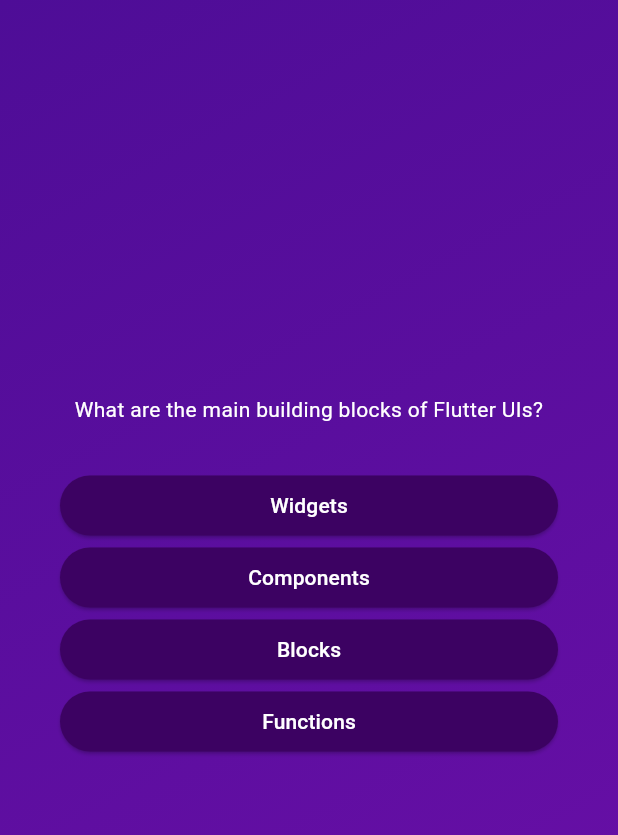
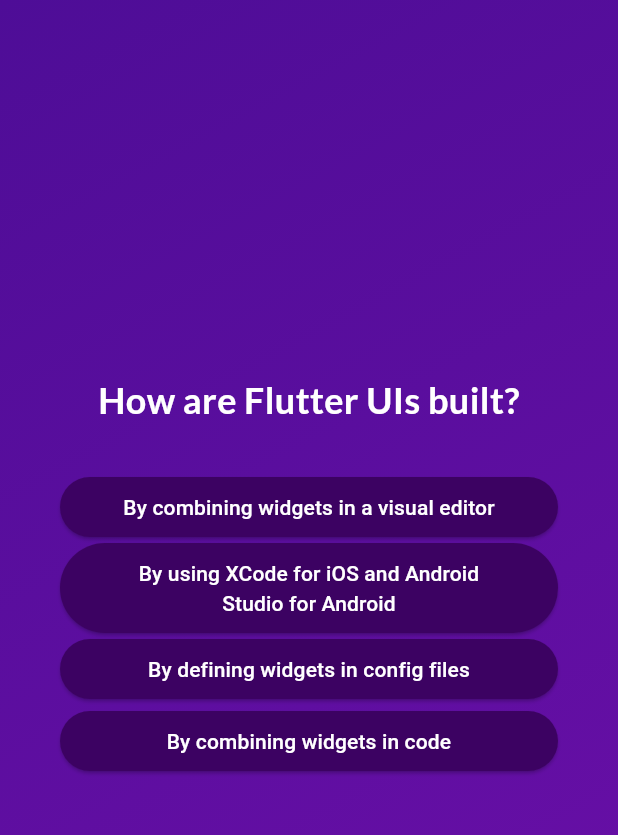
Before and after one commit to Nileshnarkar777/FlutterTutorial, a Flutter app: the screen it shows after launch, after a tap on "Start Quzz", after a tap on "Components", on a phone screen of 412 x 824 dp, the part 84-919 px from its top. Run offline on Flutter 3.47's test engine with Material 3 defaults, Android fonts, the phone set to English and light mode, and no system bars; our stand-ins replace google_fonts.

Commit message:
next question shuffle logic added

```diff
--- a/flutter_application_1/lib/Quzz_Demo/Model/quiz_questions.dart
+++ b/flutter_application_1/lib/Quzz_Demo/Model/quiz_questions.dart
@@ -3,4 +3,10 @@ class QuizQuestion {
 
   final String questionTitle;
   final List<String> options;
+
+  List<String> getShuffleAnswers() {
+    final shuffleList = List.of(options);
+    shuffleList.shuffle();
+    return shuffleList;
+  }
 }
--- a/flutter_application_1/lib/Quzz_Demo/answer_button.dart
+++ b/flutter_application_1/lib/Quzz_Demo/answer_button.dart
@@ -19,7 +19,10 @@ class AnswerButton extends StatelessWidget {
           backgroundColor: const Color.fromARGB(255, 60, 2, 98),
           shape:
               RoundedRectangleBorder(borderRadius: BorderRadius.circular(40))),
-      child: Text(title),
+      child: Text(
+        title,
+        textAlign: TextAlign.center,
+      ),
     );
   }
 }
--- a/flutter_application_1/lib/Quzz_Demo/questions_screens.dart
+++ b/flutter_application_1/lib/Quzz_Demo/questions_screens.dart
@@ -1,21 +1,33 @@
 import 'package:flutter/material.dart';
 import 'package:flutter_application_1/Quzz_Demo/answer_button.dart';
 import 'package:flutter_application_1/Quzz_Demo/Data/questions.dart';
+import 'package:google_fonts/google_fonts.dart';
 
 class QuestionsScreen extends StatefulWidget {
-  const QuestionsScreen({super.key});
+  const QuestionsScreen({super.key, required this.onTapped});
+
+  final void Function(String answer) onTapped;
 
   @override
   State<QuestionsScreen> createState() => _QuestionsScreenState();
 }
 
 class _QuestionsScreenState extends State<QuestionsScreen> {
-  void btnTapped() {}
+  var questionIndex = 0;
 
-  var currentQuestion = questions.first;
+  void btnTapped(String answer) {
+    widget.onTapped(answer);
+    setState(() {
+      if (questionIndex == (questions.length - 1)) {
+      } else {
+        questionIndex++;
+      }
+    });
+  }
 
   @override
   Widget build(BuildContext context) {
+    var currentQuestion = questions[questionIndex];
     return SizedBox(
         width: double.infinity,
         child: Container(
@@ -26,15 +38,22 @@ class _QuestionsScreenState extends State<QuestionsScreen> {
             children: [
               Text(
                 currentQuestion.questionTitle,
-                style: const TextStyle(color: Colors.white),
+                style: GoogleFonts.lato(
+                    color: Colors.white,
+                    fontWeight: FontWeight.bold,
+                    fontSize: 24),
                 textAlign: TextAlign.center,
               ),
               const SizedBox(
                 height: 30,
               ),
-              ...currentQuestion.options.map(
+              ...currentQuestion.getShuffleAnswers().map(
                 (option) {
-                  return AnswerButton(title: option, btnTapped: btnTapped);
+                  return AnswerButton(
+                      title: option,
+                      btnTapped: () {
+                        btnTapped(option);
+                      });
                 },
               )
             ],
--- a/flutter_application_1/lib/Quzz_Demo/quzz_demo_main.dart
+++ b/flutter_application_1/lib/Quzz_Demo/quzz_demo_main.dart
@@ -1,4 +1,5 @@
 import 'package:flutter/material.dart';
+import 'package:flutter_application_1/Quzz_Demo/Data/questions.dart';
 import 'package:flutter_application_1/Quzz_Demo/questions_screens.dart';
 import 'package:flutter_application_1/Quzz_Demo/start_screen.dart';
 
@@ -12,6 +13,19 @@ class Quiz extends StatefulWidget {
 class _QuizState extends State<Quiz> {
   Widget? activeScreen;
 
+  List<String> selectedAnswers = [];
+
+  void chooseAnswer(String answer) {
+    selectedAnswers.add(answer);
+
+    if (selectedAnswers.length == questions.length) {
+      setState(() {
+        selectedAnswers = [];
+        activeScreen = StartScreen(switchScreen);
+      });
+    }
+  }
+
   @override
   void initState() {
     activeScreen = StartScreen(switchScreen);
@@ -20,7 +34,9 @@ class _QuizState extends State<Quiz> {
 
   void switchScreen() {
     setState(() {
-      activeScreen = const QuestionsScreen();
+      activeScreen = QuestionsScreen(
+        onTapped: chooseAnswer,
+      );
     });
   }
 
--- a/flutter_application_1/lib/Quzz_Demo/start_screen.dart
+++ b/flutter_application_1/lib/Quzz_Demo/start_screen.dart
@@ -1,4 +1,5 @@
 import 'package:flutter/material.dart';
+import 'package:google_fonts/google_fonts.dart';
 
 class StartScreen extends StatelessWidget {
   const StartScreen(this.clickmeTapped, {super.key});
@@ -16,10 +17,10 @@ class StartScreen extends StatelessWidget {
           color: const Color.fromARGB(150, 255, 255, 255),
         )),
         const SizedBox(height: 60),
-        const Text(
+        Text(
           "Learn the Fluter fun way!",
-          style: TextStyle(
-              color: Color.fromARGB(255, 237, 223, 252), fontSize: 24),
+          style: GoogleFonts.lato(
+              color: const Color.fromARGB(255, 237, 223, 252), fontSize: 24),
           textAlign: TextAlign.center,
         ),
         OutlinedButton.icon(
--- a/flutter_application_1/pubspec.yaml
+++ b/flutter_application_1/pubspec.yaml
@@ -35,6 +35,7 @@ dependencies:
   # The following adds the Cupertino Icons font to your application.
   # Use with the CupertinoIcons class for iOS style icons.
   cupertino_icons: ^1.0.2
+  google_fonts: ^6.1.0
 
 dev_dependencies:
   flutter_test:
```
Also changed, not shown: flutter_application_1/pubspec.lock, 7 other files.
